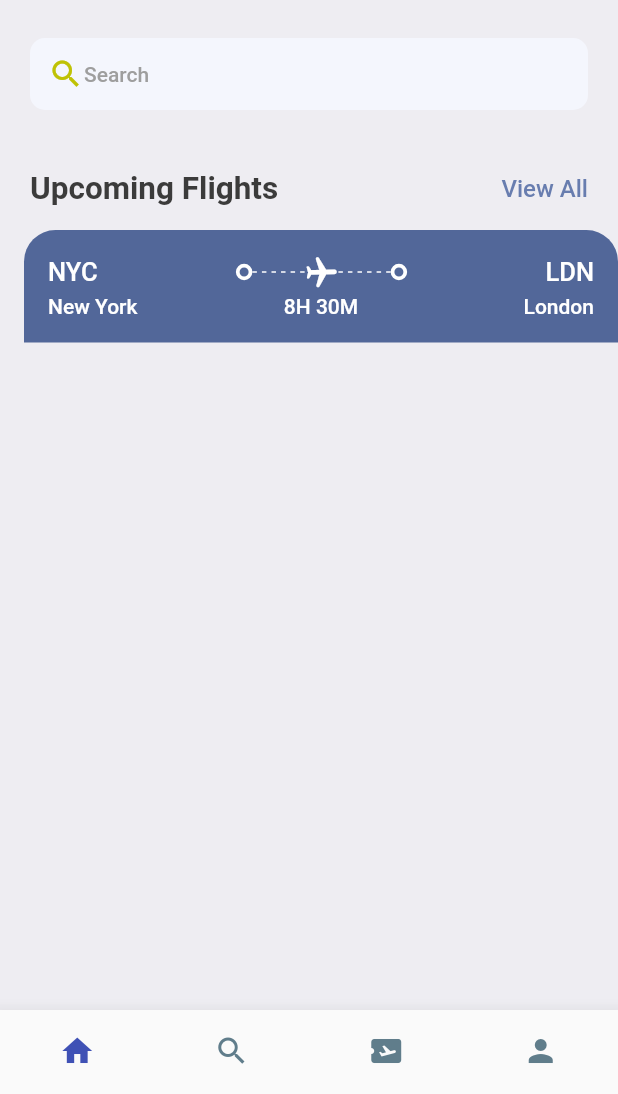
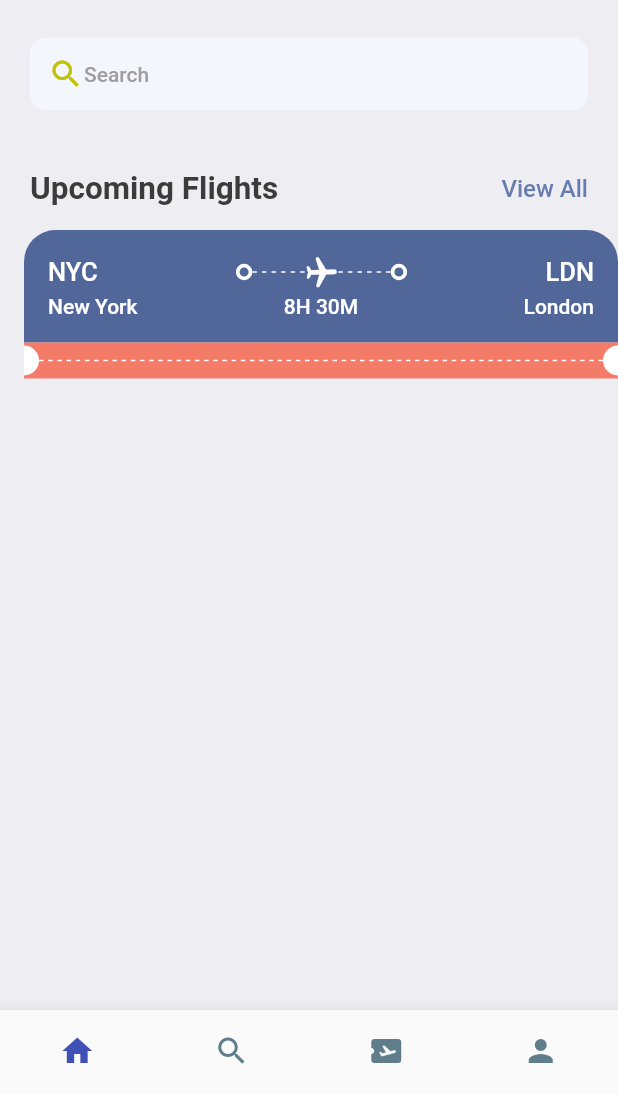
Before and after one commit to greenervigil/flutter_app, a Flutter app: the screen it shows after launch, on a phone screen of 412 x 824 dp, the part 142-1236 px from its top. Run offline on Flutter 3.47's test engine with Material 2 defaults, Android fonts, the phone set to English and light mode, and no system bars; our stand-ins replace gap.

Commit message:
middle ticket widget completed

```diff
--- a/lib/screens/ticket_view.dart
+++ b/lib/screens/ticket_view.dart
@@ -114,6 +114,58 @@ class TicketView extends StatelessWidget {
                 ],
               ),
             ),
+            Container(
+              color: Styles.orangeColor,
+              child: Row(
+                children: [
+                  const SizedBox(
+                    height: 20,
+                    width: 10,
+                    child: DecoratedBox(
+                      decoration: BoxDecoration(
+                          color: Colors.white,
+                          borderRadius: BorderRadius.only(
+                              topRight: Radius.circular(10),
+                              bottomRight: Radius.circular(10))),
+                    ),
+                  ),
+                  Expanded(
+                    child: SizedBox(
+                        height: 24,
+                        child: LayoutBuilder(
+                          builder: (BuildContext context,
+                              BoxConstraints constraints) {
+                            return Flex(
+                              direction: Axis.horizontal,
+                              mainAxisAlignment: MainAxisAlignment.spaceBetween,
+                              mainAxisSize: MainAxisSize.max,
+                              children: List.generate(
+                                  (constraints.constrainWidth() / 6).floor(),
+                                  (index) => const SizedBox(
+                                        width: 3,
+                                        height: 1,
+                                        child: DecoratedBox(
+                                            decoration: BoxDecoration(
+                                                color: Colors.white)),
+                                      )),
+                            );
+                          },
+                        )),
+                  ),
+                  const SizedBox(
+                    height: 20,
+                    width: 10,
+                    child: DecoratedBox(
+                      decoration: BoxDecoration(
+                          color: Colors.white,
+                          borderRadius: BorderRadius.only(
+                              topLeft: Radius.circular(10),
+                              bottomLeft: Radius.circular(10))),
+                    ),
+                  ),
+                ],
+              ),
+            ),
           ],
         ),
       ),
--- a/lib/utils/app_styles.dart
+++ b/lib/utils/app_styles.dart
@@ -6,7 +6,7 @@ class Styles {
   static Color primaryColor = primary;
   static Color textColor = const Color(0xFF3b3b3b);
   static Color bgColor = const Color(0xFFeeedf2);
-  static Color orangeColor = const Color(0xFF526799);
+  static Color orangeColor = const Color(0xFFF37B67);
   static TextStyle textStyle =
       TextStyle(fontSize: 16, color: textColor, fontWeight: FontWeight.w500);
   static TextStyle headlineStyle =
```
